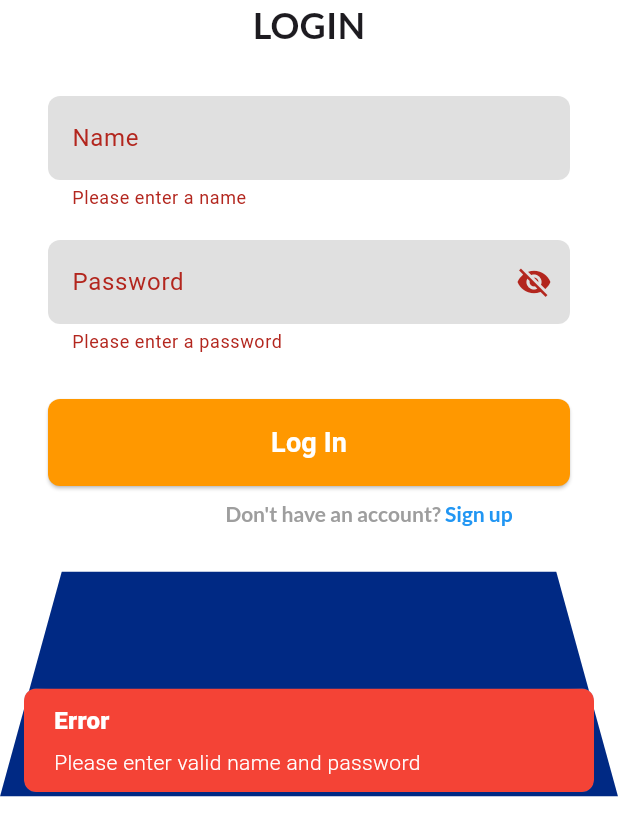
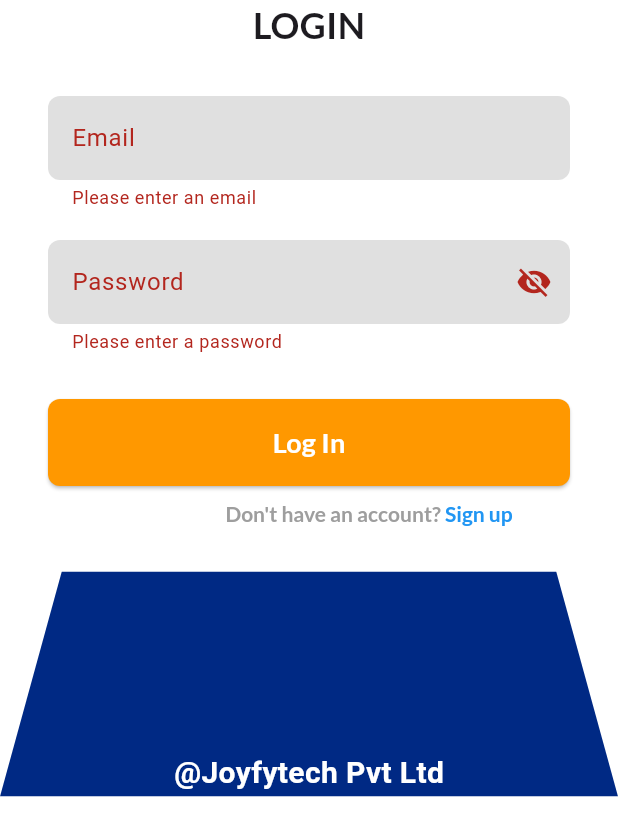
Before and after one commit to pradeep-juno/Timesheet_app, a Flutter app: the screen it shows after launch, after a tap on "Log In", on a phone screen of 412 x 824 dp, the part 420-1236 px from its top. Run offline on Flutter 3.47's test engine with Material 3 defaults, Android fonts, the light colour scheme and no system bars; our stand-ins replace firebase_auth, firebase_core, get, google_fonts; accounts and stored records are empty; Roboto replaces fonts that are missing (Abel, Gabarito, Labrada).

Commit message:
Do Authentication for login and create account page

```diff
--- a/lib/login_page/login_field.dart
+++ b/lib/login_page/login_field.dart
@@ -1,3 +1,4 @@
+import 'package:firebase_auth/firebase_auth.dart';
 import 'package:flutter/gestures.dart';
 import 'package:flutter/material.dart';
 import 'package:get/get.dart';
@@ -5,7 +6,7 @@ import 'package:google_fonts/google_fonts.dart';
 import 'package:timesheet_proj/login_page/trapezoid_clipper.dart';
 
 import '../pages/create_account_page.dart';
-import '../pages/timesheet_page.dart';
+import '../pages/timesheet_page.dart'; // Import TimesheetPage
 import 'colors.dart';
 
 class LoginField extends StatefulWidget {
@@ -20,28 +21,6 @@ class _LoginFieldState extends State<LoginField> {
   final TextEditingController _nameController = TextEditingController();
   final TextEditingController _passwordController = TextEditingController();
   bool _isObscure = true;
-  String? _name, _password;
-
-  void _showErrorSnackbar(String message) {
-    Get.snackbar(
-      'Error',
-      message,
-      snackPosition: SnackPosition.BOTTOM,
-      backgroundColor: Colors.red,
-      colorText: Colors.white,
-      borderRadius: 8,
-      margin: EdgeInsets.all(16),
-      padding: EdgeInsets.symmetric(horizontal: 20, vertical: 10),
-    );
-
-    // Clear the text fields after showing the snackbar
-    _nameController.clear();
-    _passwordController.clear();
-  }
-
-  bool _isValidCredentials(String name, String password) {
-    return userDatabase[name] == password;
-  }
 
   @override
   Widget build(BuildContext context) {
@@ -57,17 +36,17 @@ class _LoginFieldState extends State<LoginField> {
                 Text(
                   'LOGIN',
                   style: GoogleFonts.lato(
-                    textStyle: TextStyle(
+                    textStyle: const TextStyle(
                       fontSize: 24.0,
                       fontWeight: FontWeight.bold,
                     ),
                   ),
                 ),
-                SizedBox(height: 30),
+                const SizedBox(height: 30),
                 TextFormField(
                   controller: _nameController,
                   decoration: InputDecoration(
-                    labelText: 'Name',
+                    labelText: 'Email',
                     labelStyle: GoogleFonts.labrada(),
                     filled: true,
                     fillColor: Colors.grey[300],
@@ -78,15 +57,13 @@ class _LoginFieldState extends State<LoginField> {
                   ),
                   validator: (value) {
                     if (value == null || value.isEmpty) {
-                      return 'Please enter a name';
+                      print('Email field is empty');
+                      return 'Please enter an email';
                     }
                     return null;
                   },
-                  onSaved: (value) {
-                    _name = value;
-                  },
                 ),
-                SizedBox(height: 20),
+                const SizedBox(height: 20),
                 TextFormField(
                   controller: _passwordController,
                   obscureText: _isObscure,
@@ -106,43 +83,66 @@ class _LoginFieldState extends State<LoginField> {
                       onPressed: () {
                         setState(() {
                           _isObscure = !_isObscure;
+                          print('Password visibility toggled: $_isObscure');
                         });
                       },
                     ),
                   ),
                   validator: (value) {
                     if (value == null || value.isEmpty) {
+                      print('Password field is empty');
                       return 'Please enter a password';
+                    } else if (value.length < 6) {
+                      print('Password is too short');
+                      return 'Password must be at least 6 characters long';
                     }
                     return null;
                   },
-                  onSaved: (value) {
-                    _password = value;
-                  },
                 ),
-                SizedBox(height: 30),
+                const SizedBox(height: 30),
                 ElevatedButton(
-                  onPressed: () {
-                    if (_formKey.currentState?.validate() ?? false) {
-                      _formKey.currentState?.save();
+                  onPressed: () async {
+                    if (_formKey.currentState!.validate()) {
+                      print('Login form is valid');
+                      try {
+                        // Firebase login logic
+                        UserCredential userCredential = await FirebaseAuth
+                            .instance
+                            .signInWithEmailAndPassword(
+                          email: _nameController.text,
+                          password: _passwordController.text,
+                        );
+                        print(
+                            'Login successful with email: ${_nameController.text}');
 
-                      if (_isValidCredentials(_name!, _password!)) {
-                        // Navigate to the TimesheetPage using GetX
-                        Get.to(() => TimesheetPage());
-                      } else {
-                        // Show error snackbar if credentials are not valid
-                        _showErrorSnackbar('Invalid name or password');
+                        // Navigate to TimesheetPage
+                        Get.snackbar(
+                          'Success',
+                          'Logged in successfully',
+                          backgroundColor: Colors.green,
+                          colorText: Colors.white,
+                          snackPosition: SnackPosition.BOTTOM,
+                        );
+                        Get.off(
+                            () => TimesheetPage()); // Navigate to TimesheetPage
+                      } catch (e) {
+                        print('Login failed: $e');
+                        Get.snackbar(
+                          'Error',
+                          'Login failed. Please try again',
+                          backgroundColor: Colors.red,
+                          colorText: Colors.white,
+                          snackPosition: SnackPosition.BOTTOM,
+                        );
                       }
                     } else {
-                      // Show error snackbar if the form is not valid
-                      _showErrorSnackbar(
-                          'Please enter valid name and password');
+                      print('Login form validation failed');
                     }
                   },
                   style: ElevatedButton.styleFrom(
                     foregroundColor: Colors.white,
                     backgroundColor: Colors.orange,
-                    padding: EdgeInsets.symmetric(vertical: 16.0),
+                    padding: const EdgeInsets.symmetric(vertical: 16.0),
                     shape: RoundedRectangleBorder(
                       borderRadius: BorderRadius.circular(8.0),
                     ),
@@ -150,8 +150,8 @@ class _LoginFieldState extends State<LoginField> {
                   child: Center(
                     child: Text(
                       'Log In',
-                      style: GoogleFonts.gabarito(
-                        textStyle: TextStyle(
+                      style: GoogleFonts.lato(
+                        textStyle: const TextStyle(
                           fontSize: 18.0,
                           fontWeight: FontWeight.bold,
                         ),
@@ -159,7 +159,7 @@ class _LoginFieldState extends State<LoginField> {
                     ),
                   ),
                 ),
-                SizedBox(height: 10),
+                const SizedBox(height: 10),
                 Padding(
                   padding: const EdgeInsets.only(left: 80),
                   child: RichText(
@@ -168,7 +168,7 @@ class _LoginFieldState extends State<LoginField> {
                         TextSpan(
                           text: "Don't have an account? ",
                           style: GoogleFonts.lato(
-                            textStyle: TextStyle(
+                            textStyle: const TextStyle(
                               fontSize: 14.0,
                               fontWeight: FontWeight.bold,
                               color: Colors.grey,
@@ -178,7 +178,7 @@ class _LoginFieldState extends State<LoginField> {
                         TextSpan(
                           text: 'Sign up',
                           style: GoogleFonts.lato(
-                            textStyle: TextStyle(
+                            textStyle: const TextStyle(
                               fontSize: 14.0,
                               fontWeight: FontWeight.bold,
                               color: Colors.blue,
@@ -186,8 +186,9 @@ class _LoginFieldState extends State<LoginField> {
                           ),
                           recognizer: TapGestureRecognizer()
                             ..onTap = () {
+                              print('Navigating to sign-up page');
                               Get.to(
-                                () => CreateAccountPage(),
+                                () => const CreateAccountPage(),
                                 transition: Transition.downToUp,
                                 duration: const Duration(milliseconds: 500),
                               );
@@ -197,7 +198,7 @@ class _LoginFieldState extends State<LoginField> {
                     ),
                   ),
                 ),
-                SizedBox(height: 30),
+                const SizedBox(height: 30),
               ],
             ),
           ),
@@ -214,7 +215,7 @@ class _LoginFieldState extends State<LoginField> {
                 child: Text(
                   "@Joyfytech Pvt Ltd",
                   style: GoogleFonts.abel(
-                    textStyle: TextStyle(
+                    textStyle: const TextStyle(
                       color: Colors.white,
                       fontWeight: FontWeight.bold,
                       fontSize: 20,
--- a/pubspec.yaml
+++ b/pubspec.yaml
@@ -41,6 +41,8 @@ dependencies:
   get: ^4.6.6
   http: ^1.2.2
   intl: ^0.19.0
+  firebase_auth: ^5.3.0
+  random_string: ^2.3.1
 
 dev_dependencies:
   flutter_test:
```
Also changed, not shown: lib/pages/create_account_page.dart (+73 -93 lines), pubspec.lock, 10 other files.
